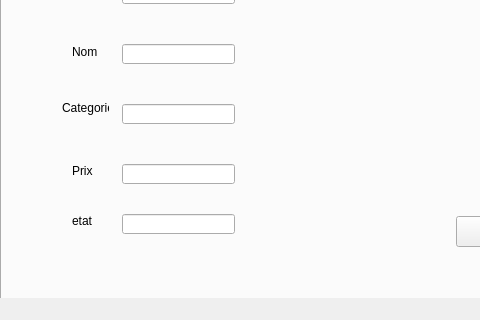
Qt form mainwindow.ui (laroussiamir01/Smart_Printer_2A5) before a commit; both pictures show x 0 to 480 and y 112 to 432 of the 623 by 432 pixel window.
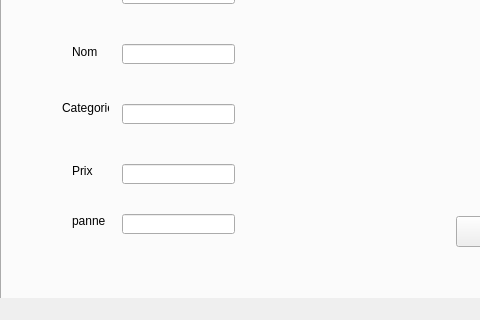
The same form after that commit. The open tabs and pages were chosen to show the change.

Patch:
```diff
--- a/mainwindow.ui
+++ b/mainwindow.ui
@@ -170,7 +170,7 @@
        </rect>
       </property>
       <property name="text">
-       <string>etat</string>
+       <string>panne</string>
       </property>
      </widget>
     </widget>
```
Left out of the diff: 2 changed lines with no effect on the pictures.
